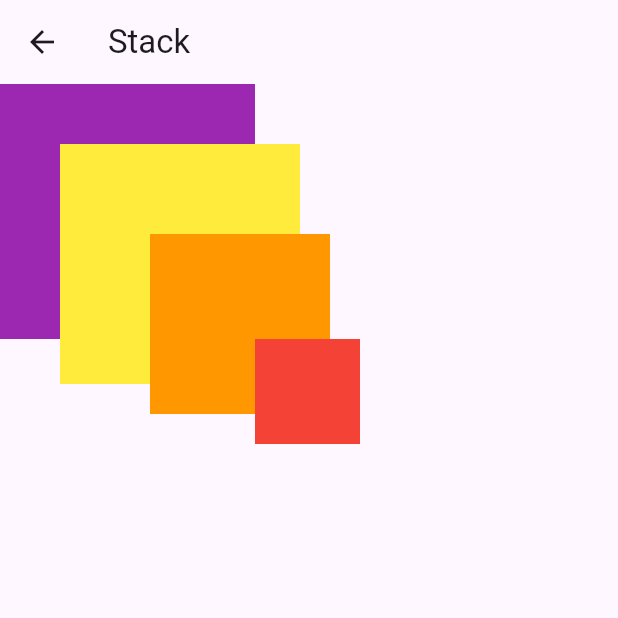
After one commit to leemuuns/smwu_202508, a Flutter app: the screen it shows after launch, after a tap on "Stack", on a phone screen of 412 x 824 dp, the top half of it. The commit adds this screen. Run offline on Flutter 3.47's test engine with Material 3 defaults, Android fonts, the phone set to English and light mode, and no system bars; network calls fail.

Commit message:
stack_screen.dart 추가

```diff
--- a/lib/screen/button_screen.dart
+++ b/lib/screen/button_screen.dart
@@ -8,6 +8,7 @@ import 'package:smwu_202508/screen/image/image_screen.dart';
 import 'package:smwu_202508/screen/row/column_row_practice_screen.dart';
 import 'package:smwu_202508/screen/row/row_practice_screen.dart';
 import 'package:smwu_202508/screen/row/row_screen.dart';
+import 'package:smwu_202508/screen/stack/stack_screen.dart';
 import 'package:smwu_202508/screen/text/text_practice_screen.dart';
 import 'package:smwu_202508/screen/text/text_screen.dart';
 
@@ -85,6 +86,12 @@ class ButtonScreen extends StatelessWidget {
                 return ImagePracticeScreen();
               },));
             }, child: Text("Image 실습")),
+            SizedBox(height: 10),
+            ElevatedButton(onPressed: () {
+              Navigator.push(context, MaterialPageRoute(builder: (context) {
+                return StackScreen();
+              },));
+            }, child: Text("Stack")),
           ])),
     );
   }
--- /dev/null
+++ b/lib/screen/stack/stack_screen.dart
@@ -0,0 +1,32 @@
+import 'package:flutter/material.dart';
+
+class StackScreen extends StatelessWidget {
+  const StackScreen({super.key});
+
+  @override
+  Widget build(BuildContext context) {
+    return Scaffold(
+      appBar: AppBar(title: Text('Stack'),),
+      body: SizedBox(
+        width: double.infinity,
+        height: double.infinity,
+        child: Stack( //스택은 위젯 겹치기 가능. 먼저 그려진 애들이 더 아래 위치
+          children: [
+            Positioned(
+                top: 0, left: 0,
+                child: Container(color: Colors.purple, width: 170, height: 170,)),
+            Positioned(
+                top: 40, left: 40,
+                child: Container(color: Colors.yellow, width: 160, height: 160,)),
+            Positioned(
+                top: 100, left: 100,
+                child: Container(color: Colors.orange, width: 120, height: 120,)),
+            Positioned(
+                top: 170, left: 170,
+                child: Container(color: Colors.red, width: 70, height: 70,)),
+          ],
+        ),
+      ),
+    );
+  }
+}
```
